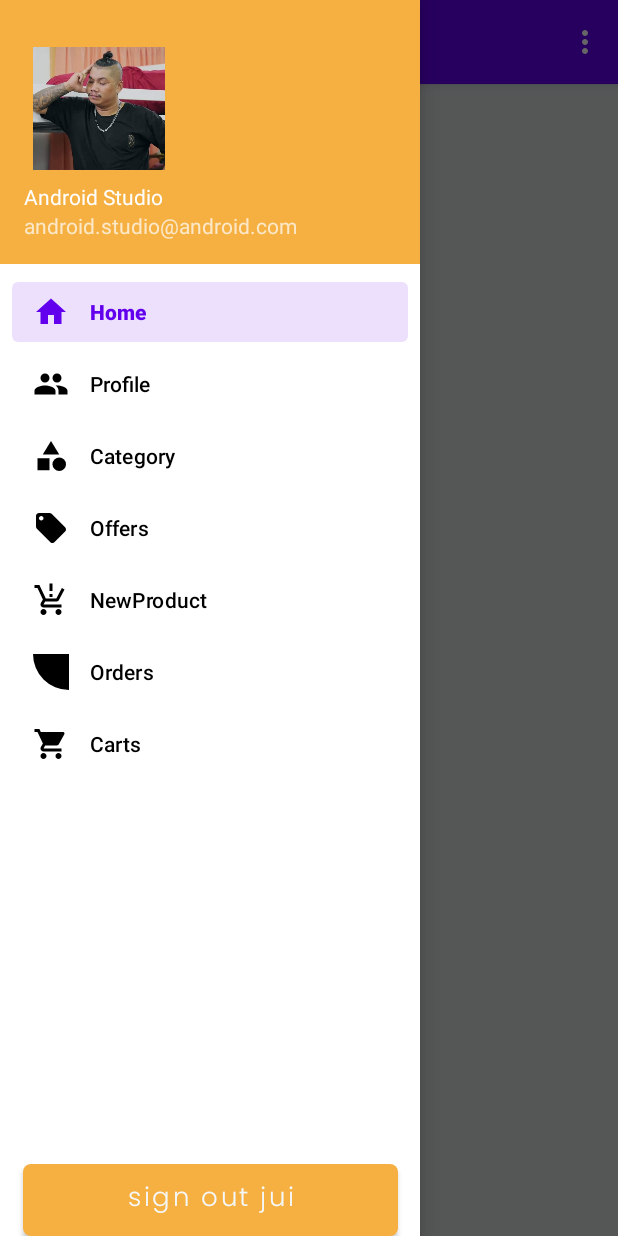
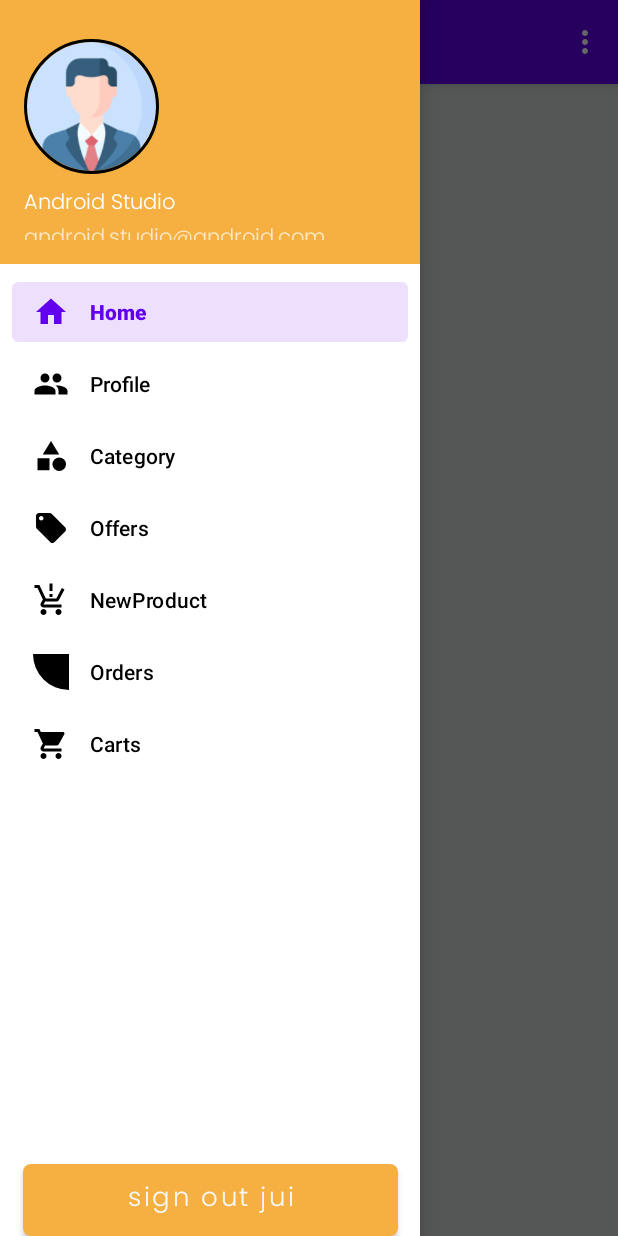
Before and after one commit to chysoksavith/FreshStore, an Android app: the screen it shows after launch once a user with an empty profile is signed in (MainActivity), with the side drawer open, on a phone screen of 412 x 824 dp. Run offline under Robolectric (Android 15) with nearby library versions, the phone set to English and light mode, and no system bars; our stand-ins replace CircleImageView, Firebase (no records; nobody signed in at launch, a user with empty details on screens opened directly), navigation-ui; 3 statements that could not run were skipped.

Commit message:
fetch profile image from firebase to Nav header Part 3

```diff
--- a/app/src/main/java/com/example/beststore/MainActivity.java
+++ b/app/src/main/java/com/example/beststore/MainActivity.java
@@ -3,10 +3,14 @@ package com.example.beststore;
 import android.os.Bundle;
 import android.view.View;
 import android.view.Menu;
+import android.widget.TextView;
 
+import com.bumptech.glide.Glide;
+import com.example.beststore.Models.UserModel;
 import com.google.android.material.snackbar.Snackbar;
 import com.google.android.material.navigation.NavigationView;
 
+import androidx.annotation.NonNull;
 import androidx.navigation.NavController;
 import androidx.navigation.Navigation;
 import androidx.navigation.ui.AppBarConfiguration;
@@ -15,12 +19,20 @@ import androidx.drawerlayout.widget.DrawerLayout;
 import androidx.appcompat.app.AppCompatActivity;
 
 import com.example.beststore.databinding.ActivityMainBinding;
+import com.google.firebase.auth.FirebaseAuth;
+import com.google.firebase.database.DataSnapshot;
+import com.google.firebase.database.DatabaseError;
+import com.google.firebase.database.FirebaseDatabase;
+import com.google.firebase.database.ValueEventListener;
+
+import de.hdodenhof.circleimageview.CircleImageView;
 
 public class MainActivity extends AppCompatActivity {
 
     private AppBarConfiguration mAppBarConfiguration;
     private ActivityMainBinding binding;
 
+    FirebaseDatabase database;
     @Override
     protected void onCreate(Bundle savedInstanceState) {
         super.onCreate(savedInstanceState);
@@ -42,6 +54,30 @@ public class MainActivity extends AppCompatActivity {
         NavController navController = Navigation.findNavController(this, R.id.nav_host_fragment_content_main);
         NavigationUI.setupActionBarWithNavController(this, navController, mAppBarConfiguration);
         NavigationUI.setupWithNavController(navigationView, navController);
+
+        View headerView = navigationView.getHeaderView(0);
+        TextView headerName = headerView.findViewById(R.id.nav_header_name);
+        TextView headerEmail = headerView.findViewById(R.id.nav_header_email);
+        CircleImageView headerImg = headerView.findViewById(R.id.nav_header_img);
+
+        database = FirebaseDatabase.getInstance();
+
+        database.getReference().child("Users").child(FirebaseAuth.getInstance().getUid())
+                .addListenerForSingleValueEvent(new ValueEventListener() {
+                    @Override
+                    public void onDataChange(@NonNull DataSnapshot snapshot) {
+                        UserModel userModel = snapshot.getValue(UserModel.class);
+
+                        headerName.setText(userModel.getName());
+                        headerEmail.setText(userModel.getEmail());
+                        Glide.with(MainActivity.this).load(userModel.getProfileImg()).into(headerImg);
+                    }
+
+                    @Override
+                    public void onCancelled(@NonNull DatabaseError error) {
+
+                    }
+                });
     }
 
     @Override
--- a/app/src/main/res/layout/nav_header_main.xml
+++ b/app/src/main/res/layout/nav_header_main.xml
@@ -12,23 +12,30 @@
     android:paddingBottom="@dimen/activity_vertical_margin"
     android:theme="@style/ThemeOverlay.AppCompat.Dark">
 
-    <ImageView
-        android:id="@+id/imageView"
-        android:layout_width="100dp"
+
+    <de.hdodenhof.circleimageview.CircleImageView
+        android:id="@+id/nav_header_img"
+        android:layout_marginTop="10dp"
+        android:layout_width="90dp"
         android:layout_height="90dp"
         android:contentDescription="@string/nav_header_desc"
-        android:paddingTop="@dimen/nav_header_vertical_spacing"
-        app:srcCompat="@drawable/aye" />
+        android:src="@drawable/iconuser"
+        app:civ_border_color="#FF000000"
+        app:civ_border_width="2dp" />
 
     <TextView
+        android:id="@+id/nav_header_name"
         android:layout_width="match_parent"
         android:layout_height="wrap_content"
         android:paddingTop="@dimen/nav_header_vertical_spacing"
+        android:fontFamily="@font/poppins_light"
         android:text="@string/nav_header_title"
         android:textAppearance="@style/TextAppearance.AppCompat.Body1" />
 
     <TextView
-        android:id="@+id/textView"
+        android:id="@+id/nav_header_email"
+        android:fontFamily="@font/poppins_light"
+
         android:layout_width="wrap_content"
         android:layout_height="wrap_content"
         android:text="@string/nav_header_subtitle" />
```
